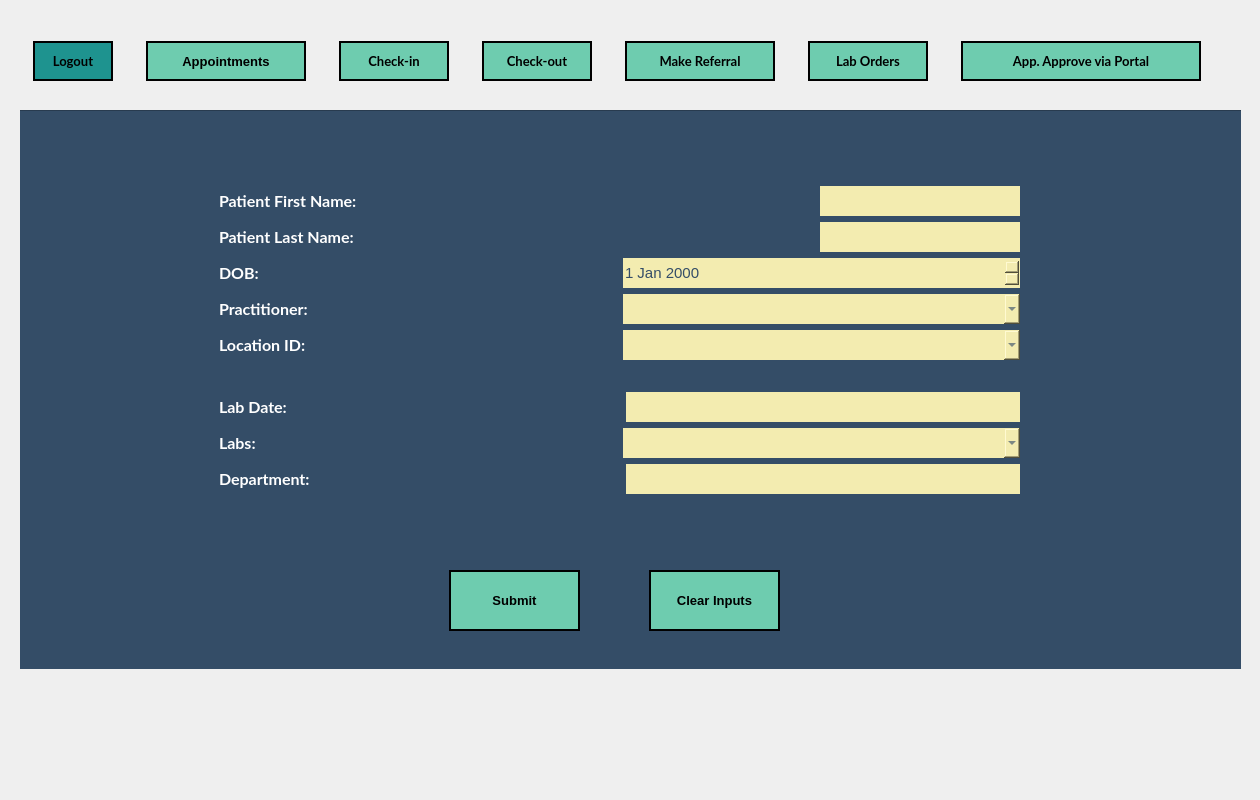
The window that LabOrdersWindow.ui (mxrked/Medical-Office-Administration) describes before a commit, drawn with Qt 5.
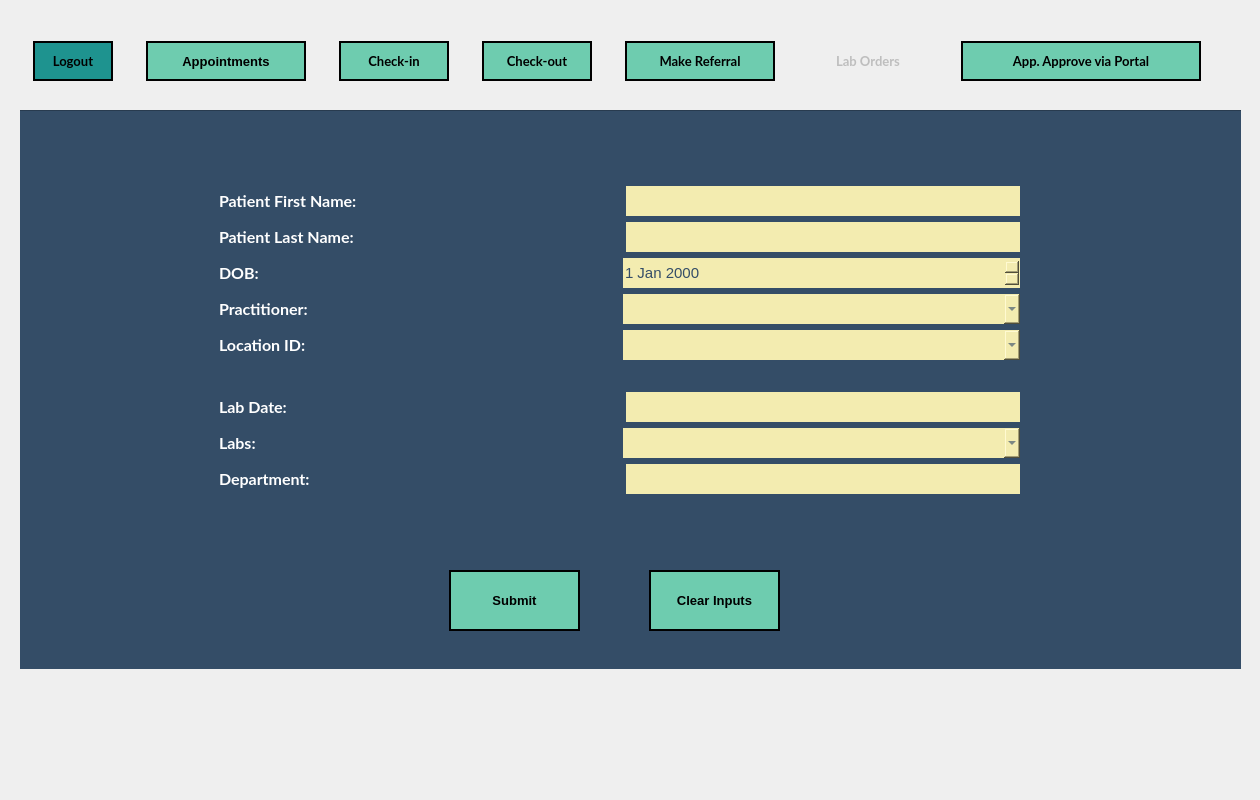
The same window after the commit. Icons and pictures are not drawn.

Commit message: Fixed width of textbox/fixed button

```diff
--- a/LabOrdersWindow.ui
+++ b/LabOrdersWindow.ui
@@ -320,9 +320,9 @@
         <property name="styleSheet">
          <string notr="true">QPushButton {
 	border-image: none;
-	background-color: #6ECCAF;
-	color: black;
-	border: 2px solid black;
+	background-color: rgba(110, 204, 175, .2);
+	color: rgba(0, 0, 0, .2);
+	border: 2px solid rgba(0, 0, 0, .2);
 }
 
 QPushButton::hover {
@@ -497,13 +497,13 @@
             <widget class="QLineEdit" name="LineEdit_PatientFirstName">
              <property name="minimumSize">
               <size>
-               <width>395</width>
+               <width>200</width>
                <height>0</height>
               </size>
              </property>
              <property name="maximumSize">
               <size>
-               <width>200</width>
+               <width>394</width>
                <height>16777215</height>
               </size>
              </property>
@@ -550,13 +550,13 @@
             <widget class="QLineEdit" name="LineEdit_PatientLastName">
              <property name="minimumSize">
               <size>
-               <width>395</width>
+               <width>200</width>
                <height>0</height>
               </size>
              </property>
              <property name="maximumSize">
               <size>
-               <width>200</width>
+               <width>394</width>
                <height>16777215</height>
               </size>
              </property>
```
